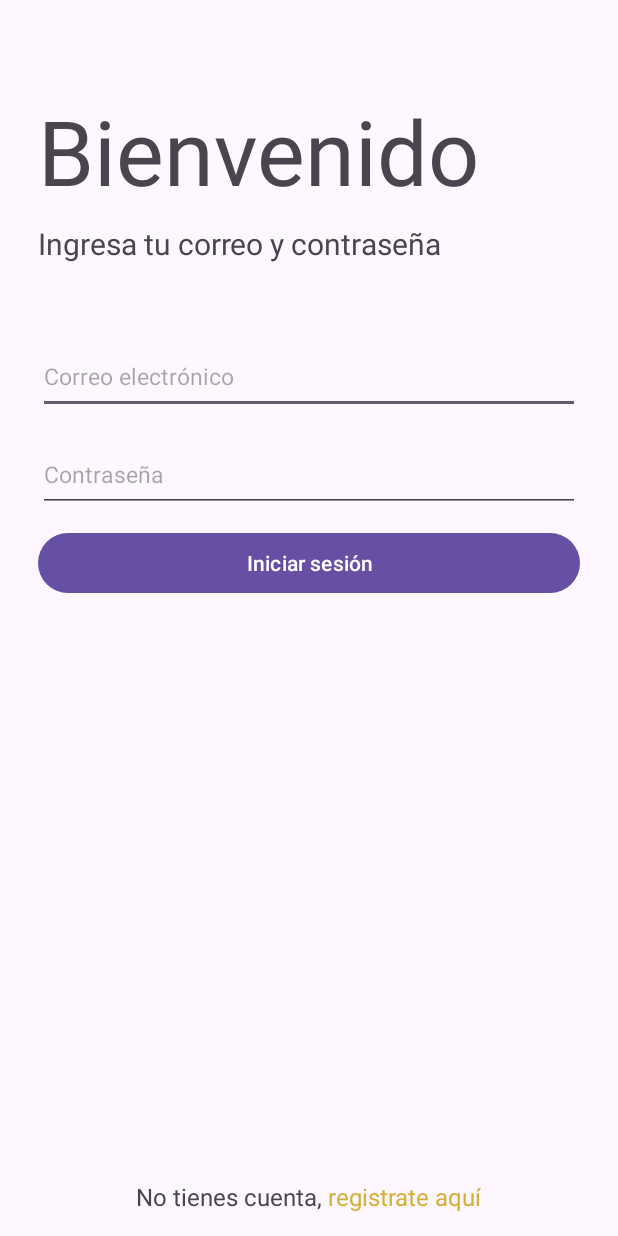
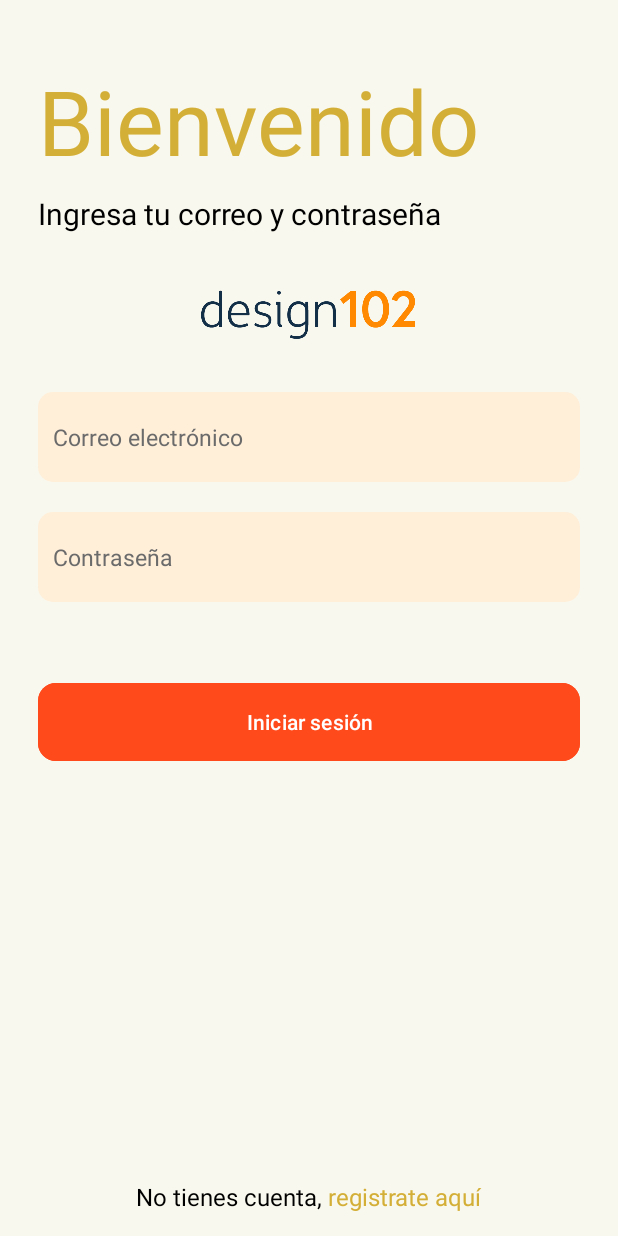
Before and after one commit to sapotronRonny/MOVILES_PROYECTO, an Android app: the screen it shows after launch (MainActivity), on a phone screen of 412 x 824 dp. Run offline under Robolectric (Android 15) with nearby library versions, the phone set to English and light mode, and no system bars.

Commit message:
Cambios de interfaz
cambios de dise;o

```diff
--- a/app/src/main/AndroidManifest.xml
+++ b/app/src/main/AndroidManifest.xml
@@ -14,7 +14,7 @@
         tools:targetApi="31">
         <activity
             android:name=".RegisterActivity"
-            android:exported="false" />
+            android:exported="true" />
         <activity
             android:name=".MainActivity"
             android:exported="true">
--- /dev/null
+++ b/app/src/main/res/drawable/cuadrados.xml
@@ -0,0 +1,9 @@
+<?xml version="1.0" encoding="utf-8"?>
+<shape xmlns:android="http://schemas.android.com/apk/res/android"
+    android:shape="rectangle">
+    <solid android:color="#ffefd9" /> <!-- Cambia el color de fondo aquí -->
+    <corners android:radius="10dp" /> <!-- Borde redondeado -->
+    <stroke
+        android:width="0dp"
+        android:color="#cccccc" /> <!-- Borde opcional -->
+</shape>
--- a/app/src/main/res/layout/activity_main.xml
+++ b/app/src/main/res/layout/activity_main.xml
@@ -1,5 +1,5 @@
 <?xml version="1.0" encoding="utf-8"?>
-<androidx.coordinatorlayout.widget.CoordinatorLayout xmlns:android="http://schemas.android.com/apk/res/android"
+<androidx.constraintlayout.widget.ConstraintLayout xmlns:android="http://schemas.android.com/apk/res/android"
     xmlns:app="http://schemas.android.com/apk/res-auto"
     xmlns:tools="http://schemas.android.com/tools"
     android:id="@+id/main"
@@ -7,18 +7,34 @@
     android:layout_height="match_parent"
     tools:context=".MainActivity">
 
+    <!-- Layout superior con campos de login -->
     <LinearLayout
+        android:id="@+id/layoutSuperior"
         android:layout_width="match_parent"
-        android:layout_height="match_parent"
-        android:orientation="vertical">
+        android:layout_height="0dp"
+        android:orientation="vertical"
+        android:background="#f9f8ee"
+        app:layout_constraintTop_toTopOf="parent"
+        app:layout_constraintBottom_toTopOf="@id/layoutInferior">
 
-        <TextView
-            android:layout_width="wrap_content"
+
+
+        <LinearLayout
+            android:layout_width="match_parent"
             android:layout_height="wrap_content"
-            android:text="Bienvenido"
-            android:textSize="60sp"
-            android:layout_marginTop="60dp"
-            android:layout_marginLeft="25dp"/>
+            android:background="#f9f8ee"
+            android:paddingTop="40dp"
+            android:paddingBottom="0dp"
+            android:paddingStart="25dp">
+            <!--#e76700-->
+
+            <TextView
+                android:layout_width="wrap_content"
+                android:layout_height="wrap_content"
+                android:text="Bienvenido"
+                android:textColor="@color/colorTextoBienvenida"
+                android:textSize="60sp" />
+        </LinearLayout>
 
 
         <TextView
@@ -26,42 +42,68 @@
             android:layout_height="wrap_content"
             android:text="Ingresa tu correo y contraseña"
             android:textSize="20sp"
+            android:textColor="@color/black"
             android:layout_marginLeft="25dp"
-            android:layout_marginTop="8dp"/>
+            android:layout_marginTop="8dp" />
+
+        <ImageView
+            android:layout_width="150dp"
+            android:layout_height="45dp"
+            android:layout_gravity="center_horizontal"
+            android:layout_marginTop="30dp"
+            android:layout_marginBottom="30dp"
+            android:src="@drawable/logodesingfinal" />
+
         <EditText
+            android:id="@+id/editTextCorreo"
             android:layout_width="match_parent"
-            android:layout_height="50dp"
+            android:layout_height="60dp"
             android:hint="Correo electrónico"
             android:layout_marginLeft="25dp"
             android:layout_marginRight="25dp"
-            android:layout_marginTop="50dp"
-            android:inputType="textEmailAddress"
-            android:textSize="15sp"/>
+            android:textSize="15sp"
+            android:background="@drawable/cuadrados"
+            android:textColor="@color/black"
+            android:textColorHint="#6b6b6b"
+            android:paddingLeft="10dp"
+            android:paddingEnd="40dp" /> <!-- Icono de borrar en el extremo derecho -->
+
         <EditText
+            android:id="@+id/editTextContraseña"
             android:layout_width="match_parent"
-            android:layout_height="50dp"
+            android:layout_height="60dp"
             android:hint="Contraseña"
             android:layout_marginLeft="25dp"
             android:layout_marginRight="25dp"
-            android:layout_marginTop="15dp"
-            android:inputType="textPassword"
-            android:textSize="15sp"/>
+            android:textSize="15sp"
+            android:background="@drawable/cuadrados"
+            android:layout_marginTop="20dp"
+            android:textColor="@color/black"
+            android:textColorHint="#6b6b6b"
+            android:paddingEnd="40dp"
+            android:paddingLeft="10dp"
+            android:inputType="textPassword" />
 
-        <Button
+        <com.google.android.material.button.MaterialButton
             android:layout_width="match_parent"
-            android:layout_height="wrap_content"
+            android:layout_height="60dp"
             android:text="Iniciar sesión"
-            android:layout_marginTop="10dp"
+            android:layout_marginTop="50dp"
             android:layout_marginRight="25dp"
-            android:layout_marginLeft="25dp"/>
-
+            android:layout_marginLeft="25dp"
+            android:backgroundTint="#ff4a1c"
+            app:cornerRadius="12dp"
+            android:textColor="#FFFFFF"/>
     </LinearLayout>
 
+    <!-- Layout inferior con el enlace de registro -->
     <LinearLayout
+        android:id="@+id/layoutInferior"
         android:layout_width="match_parent"
         android:layout_height="wrap_content"
-        android:layout_gravity="bottom"
-        android:orientation="vertical">
+        android:orientation="vertical"
+        app:layout_constraintBottom_toBottomOf="parent"
+        android:background="#f9f8ee">
 
         <TextView
             android:id="@+id/linkRegistro"
@@ -69,8 +111,11 @@
             android:layout_height="wrap_content"
             android:layout_gravity="center_horizontal"
             android:textSize="16sp"
+            android:text="¿No tienes cuenta? Regístrate"
+            android:textColor="@color/black"
             android:clickable="true"
             android:focusable="true"
-            android:layout_marginBottom="15dp"/>
+            android:layout_marginBottom="15dp" />
     </LinearLayout>
-</androidx.coordinatorlayout.widget.CoordinatorLayout>
+
+</androidx.constraintlayout.widget.ConstraintLayout>
--- a/app/src/main/res/values/colors.xml
+++ b/app/src/main/res/values/colors.xml
@@ -2,4 +2,6 @@
 <resources>
     <color name="black">#FF000000</color>
     <color name="white">#FFFFFFFF</color>
+    <color name="colorTextoBienvenida">#D4AF37</color>
+    <color name="naranjaalternativo">#d4af37</color>
 </resources>
```
Also changed, not shown: app/src/main/java/com/example/proyecto/MainActivity.kt (+7 -1 lines), app/src/main/java/com/example/proyecto/RegisterActivity.kt (+8 -5 lines), app/src/main/res/layout/activity_register.xml (deleted, +0 -10 lines), app/src/main/res/layout/registro.xml (+14 -11 lines), app/src/main/res/drawable/cerca.png (added), app/src/main/res/drawable/logo1.png (added), app/src/main/res/drawable/logodesingfinal.png (added), 1 other file.
